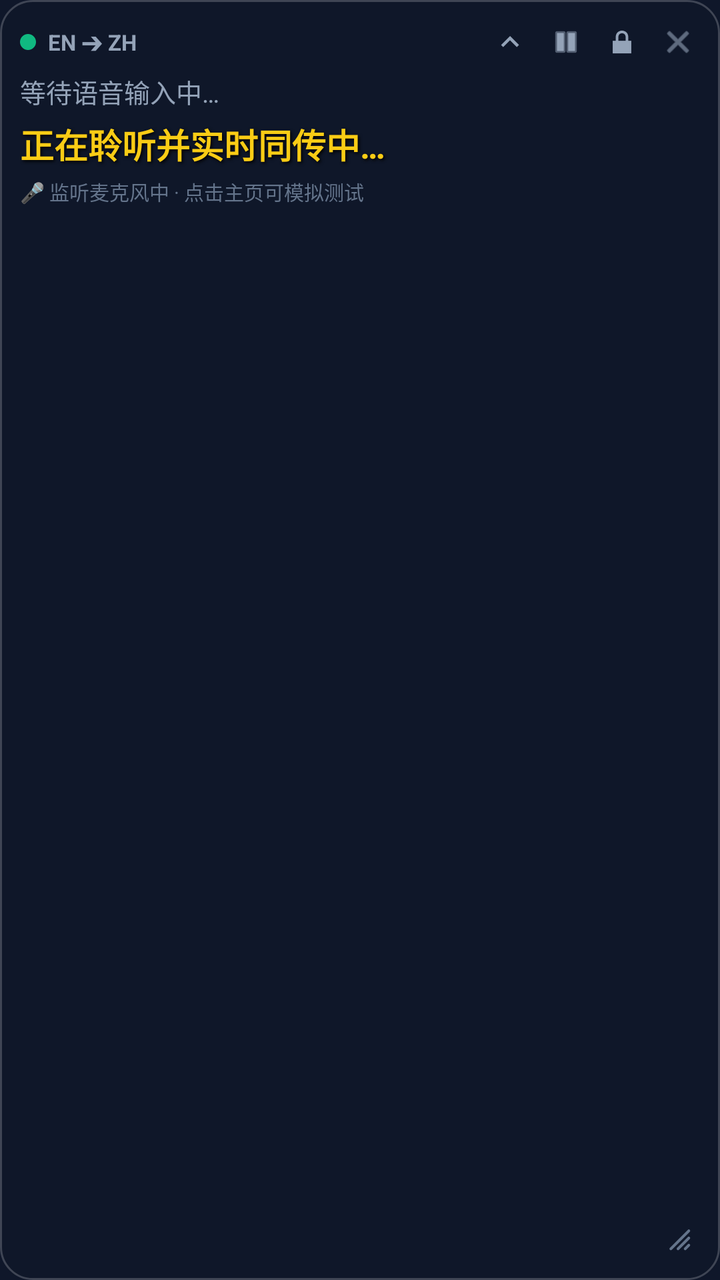
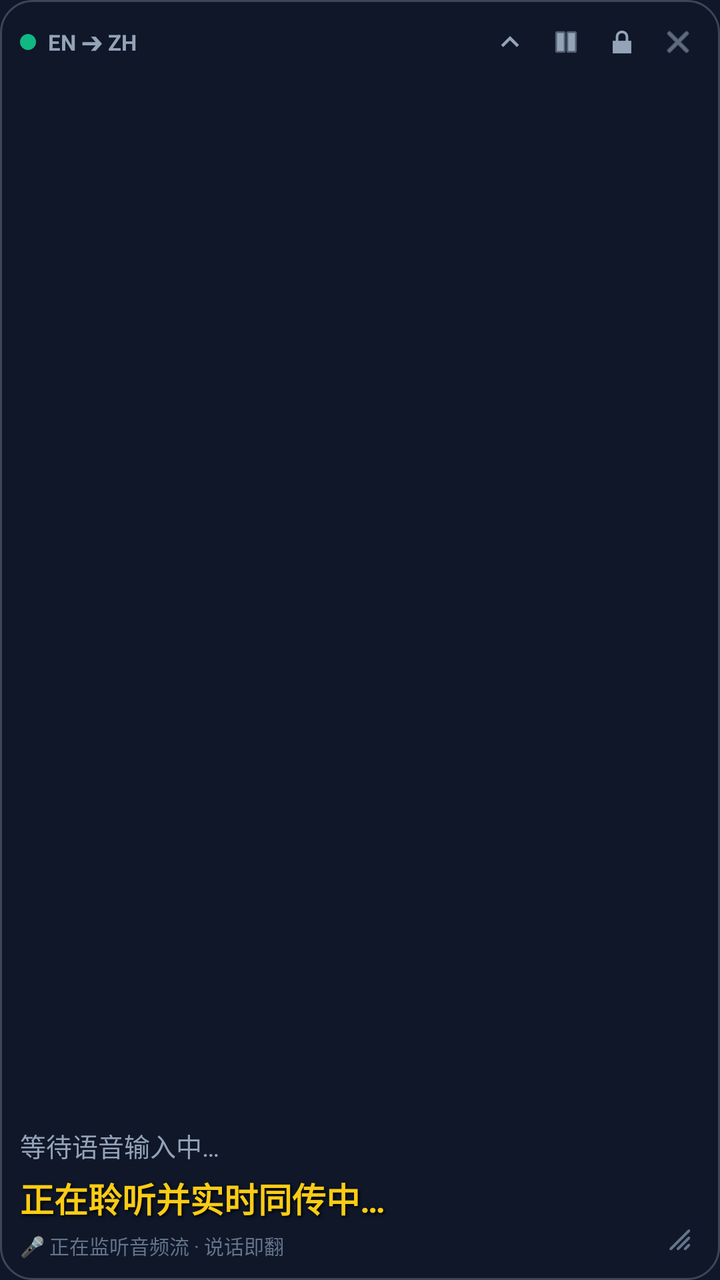

Before-and-after screenshots of an Android layout around one commit, followed by the original layout XML and the change that was made.
<!-- AndroidManifest.xml: application theme Theme.LiveTransOverlay -->
<!-- res/layout/view_floating_subtitle.xml -->
<?xml version="1.0" encoding="utf-8"?>
<RelativeLayout xmlns:android="http://schemas.android.com/apk/res/android"
    android:id="@+id/rootOverlayContainer"
    android:layout_width="wrap_content"
    android:layout_height="wrap_content"
    android:background="@drawable/bg_overlay_card"
    android:padding="10dp"
    android:minWidth="260dp"
    android:minHeight="80dp">

    
    <LinearLayout
        android:id="@+id/headerControlBar"
        android:layout_width="match_parent"
        android:layout_height="wrap_content"
        android:orientation="horizontal"
        android:gravity="center_vertical"
        android:paddingBottom="4dp">

        
        <View
            android:id="@+id/indicatorLive"
            android:layout_width="8dp"
            android:layout_height="8dp"
            android:background="@drawable/shape_circle_green"
            android:layout_marginEnd="6dp" />

        <TextView
            android:id="@+id/tvLanguageBadge"
            android:layout_width="0dp"
            android:layout_height="wrap_content"
            android:layout_weight="1"
            android:text="EN ➔ ZH"
            android:textColor="#94A3B8"
            android:textSize="11sp"
            android:textStyle="bold" />

        
        
        <ImageView
            android:id="@+id/btnFold"
            android:layout_width="22dp"
            android:layout_height="22dp"
            android:src="@drawable/ic_fold_up"
            android:tint="#94A3B8"
            android:padding="2dp"
            android:contentDescription="Fold/Expand"
            android:layout_marginEnd="6dp" />

        
        <ImageView
            android:id="@+id/btnPause"
            android:layout_width="22dp"
            android:layout_height="22dp"
            android:src="@android:drawable/ic_media_pause"
            android:tint="#94A3B8"
            android:padding="2dp"
            android:contentDescription="Pause"
            android:layout_marginEnd="6dp" />

        
        <ImageView
            android:id="@+id/btnLock"
            android:layout_width="22dp"
            android:layout_height="22dp"
            android:src="@android:drawable/ic_lock_lock"
            android:tint="#94A3B8"
            android:padding="2dp"
            android:contentDescription="Lock Touch"
            android:layout_marginEnd="6dp" />

        
        <ImageView
            android:id="@+id/btnClose"
            android:layout_width="22dp"
            android:layout_height="22dp"
            android:src="@android:drawable/ic_menu_close_clear_cancel"
            android:tint="#94A3B8"
            android:padding="2dp"
            android:contentDescription="Close" />
    </LinearLayout>

    
    <LinearLayout
        android:id="@+id/contentContainer"
        android:layout_width="match_parent"
        android:layout_height="wrap_content"
        android:layout_below="@id/headerControlBar"
        android:orientation="vertical">

        
        <TextView
            android:id="@+id/tvOriginalText"
            android:layout_width="match_parent"
            android:layout_height="wrap_content"
            android:text="等待语音输入中…"
            android:textColor="#94A3B8"
            android:textSize="13sp"
            android:lineSpacingExtra="2dp"
            android:layout_marginBottom="4dp" />

        
        <TextView
            android:id="@+id/tvTranslatedText"
            android:layout_width="match_parent"
            android:layout_height="wrap_content"
            android:text="正在聆听并实时同传中…"
            android:textColor="#FACC15"
            android:textSize="17sp"
            android:textStyle="bold"
            android:lineSpacingExtra="3dp"
            android:shadowColor="#000000"
            android:shadowDx="2"
            android:shadowDy="2"
            android:shadowRadius="4" />

        
        <TextView
            android:id="@+id/tvStatusHint"
            android:layout_width="match_parent"
            android:layout_height="wrap_content"
            android:text="🎤 监听麦克风中 · 点击主页可模拟测试"
            android:textColor="#64748B"
            android:textSize="10sp"
            android:layout_marginTop="4dp" />
    </LinearLayout>

    
    <ImageView
        android:id="@+id/ivResizeHandle"
        android:layout_width="22dp"
        android:layout_height="22dp"
        android:layout_alignParentEnd="true"
        android:layout_alignParentBottom="true"
        android:src="@drawable/ic_resize_handle"
        android:tint="#64748B"
        android:contentDescription="Resize Handle"
        android:padding="2dp" />

</RelativeLayout>
<!-- resources referenced by this layout -->
<resources>
  <!-- drawable bg_overlay_card (drawable) -->
  <?xml version="1.0" encoding="utf-8"?>
  <shape xmlns:android="http://schemas.android.com/apk/res/android"
      android:shape="rectangle">
      <corners android:radius="16dp" />
      <solid android:color="#CC0F172A" />
      <stroke
          android:width="1dp"
          android:color="#33FFFFFF" />
  </shape>
  <!-- drawable ic_fold_up (drawable) -->
  <vector xmlns:android="http://schemas.android.com/apk/res/android"
      android:width="24dp"
      android:height="24dp"
      android:viewportWidth="24"
      android:viewportHeight="24">
      <path
          android:fillColor="#94A3B8"
          android:pathData="M12,8l-6,6 1.41,1.41L12,10.83l4.59,4.58L18,14z"/>
  </vector>
  <!-- drawable ic_resize_handle (drawable) -->
  <vector xmlns:android="http://schemas.android.com/apk/res/android"
      android:width="20dp"
      android:height="20dp"
      android:viewportWidth="20"
      android:viewportHeight="20">
      
      <path
          android:fillColor="#64748B"
          android:pathData="M16,14 L14,16 M16,10 L10,16 M16,6 L6,16"
          android:strokeColor="#64748B"
          android:strokeWidth="1.5"
          android:strokeLineCap="round"/>
  </vector>
  <!-- drawable shape_circle_green (drawable) -->
  <?xml version="1.0" encoding="utf-8"?>
  <shape xmlns:android="http://schemas.android.com/apk/res/android"
      android:shape="oval">
      <solid android:color="#10B981" />
  </shape>
  <style name="Theme.LiveTransOverlay" parent="android:Theme.Material.Light.NoActionBar">
          <item name="android:statusBarColor">#0F172A</item>
          <item name="android:navigationBarColor">#0F172A</item>
          <item name="android:windowBackground">#0F172A</item>
      </style>
</resources>

<!-- the commit's change to res/layout/view_floating_subtitle.xml (unified diff, before → after) -->
@@ -84,42 +84,61 @@
     <LinearLayout
         android:id="@+id/contentContainer"
         android:layout_width="match_parent"
-        android:layout_height="wrap_content"
+        android:layout_height="match_parent"
         android:layout_below="@id/headerControlBar"
         android:orientation="vertical">
 
         
-        <TextView
-            android:id="@+id/tvOriginalText"
+        <ScrollView
+            android:id="@+id/scrollSubtitleContainer"
             android:layout_width="match_parent"
-            android:layout_height="wrap_content"
-            android:text="等待语音输入中…"
-            android:textColor="#94A3B8"
-            android:textSize="13sp"
-            android:lineSpacingExtra="2dp"
-            android:layout_marginBottom="4dp" />
+            android:layout_height="0dp"
+            android:layout_weight="1"
+            android:fillViewport="true"
+            android:overScrollMode="never"
+            android:scrollbars="none">
 
-        
-        <TextView
-            android:id="@+id/tvTranslatedText"
-            android:layout_width="match_parent"
-            android:layout_height="wrap_content"
-            android:text="正在聆听并实时同传中…"
-            android:textColor="#FACC15"
-            android:textSize="17sp"
-            android:textStyle="bold"
-            android:lineSpacingExtra="3dp"
-            android:shadowColor="#000000"
-            android:shadowDx="2"
-            android:shadowDy="2"
-            android:shadowRadius="4" />
+            <LinearLayout
+                android:id="@+id/llParagraphContainer"
+                android:layout_width="match_parent"
+                android:layout_height="wrap_content"
+                android:orientation="vertical"
+                android:gravity="bottom">
+
+                
+                <TextView
+                    android:id="@+id/tvOriginalText"
+                    android:layout_width="match_parent"
+                    android:layout_height="wrap_content"
+                    android:text="等待语音输入中…"
+                    android:textColor="#94A3B8"
+                    android:textSize="13sp"
+                    android:lineSpacingExtra="2dp"
+                    android:layout_marginBottom="4dp" />
+
+                
+                <TextView
+                    android:id="@+id/tvTranslatedText"
+                    android:layout_width="match_parent"
+                    android:layout_height="wrap_content"
+                    android:text="正在聆听并实时同传中…"
+                    android:textColor="#FACC15"
+                    android:textSize="17sp"
+                    android:textStyle="bold"
+                    android:lineSpacingExtra="3dp"
+                    android:shadowColor="#000000"
+                    android:shadowDx="2"
+                    android:shadowDy="2"
+                    android:shadowRadius="4" />
+            </LinearLayout>
+        </ScrollView>
 
         
         <TextView
             android:id="@+id/tvStatusHint"
             android:layout_width="match_parent"
             android:layout_height="wrap_content"
-            android:text="🎤 监听麦克风中 · 点击主页可模拟测试"
+            android:text="🎤 正在监听音频流 · 说话即翻"
             android:textColor="#64748B"
             android:textSize="10sp"
             android:layout_marginTop="4dp" />
